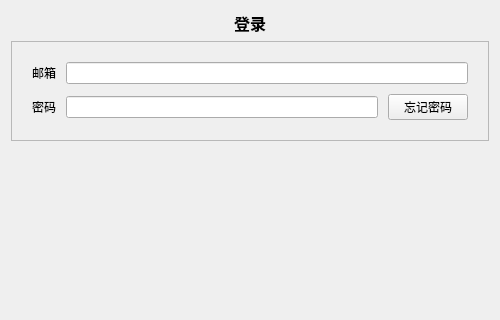
This is code/global/loginpanel.ui in laonuo2004/cpp-qt-medical-system as Qt 5 draws it before an edit; both pictures show x 0 to 500 and y 0 to 320 of the 500 by 600 pixel window. The edited form follows.
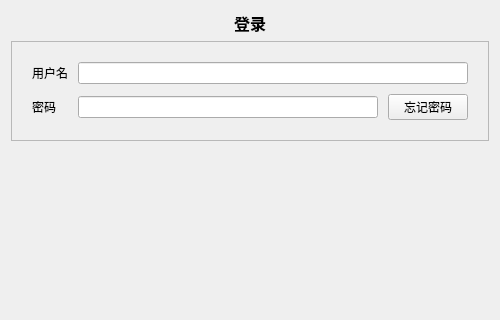
This is the edited form.

```diff
--- a/code/global/loginpanel.ui
+++ b/code/global/loginpanel.ui
@@ -60,7 +60,7 @@
         <item row="0" column="0">
          <widget class="QLabel" name="userIdentity">
           <property name="text">
-           <string>邮箱</string>
+           <string>用户名</string>
           </property>
          </widget>
         </item>
```
